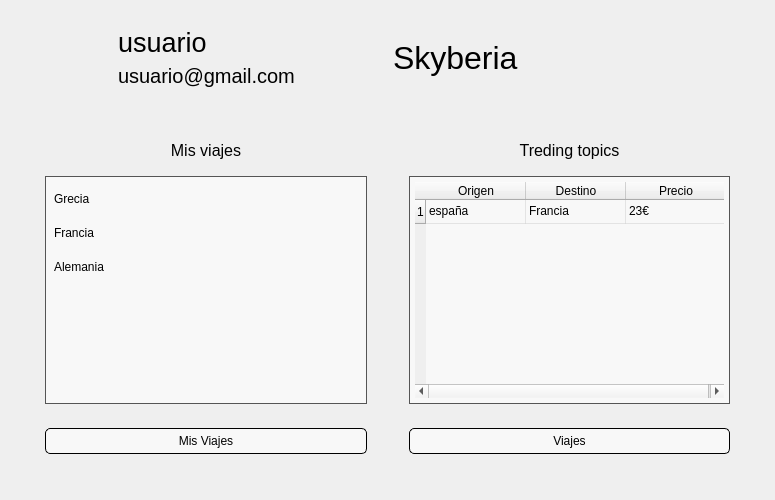
Qt form menu.ui (ilopjim13/PersistenciaDatos_PyQT) before a commit.
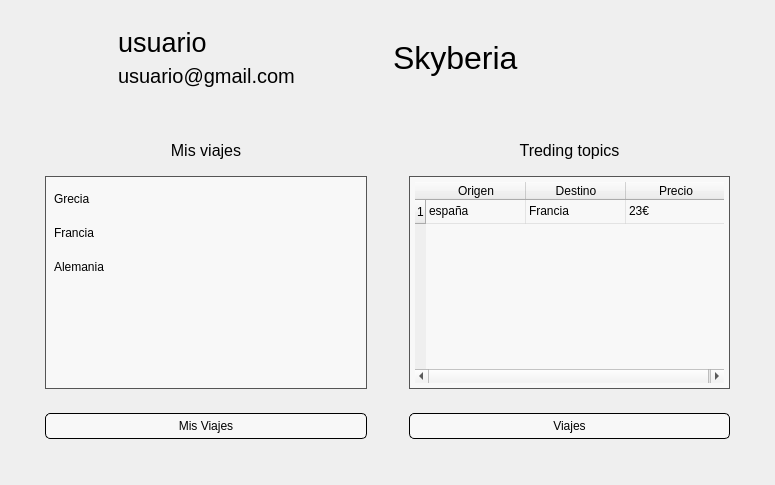
The same form after that commit. Icons and pictures are not drawn.

Diff of the .ui file:
```diff
--- a/menu.ui
+++ b/menu.ui
@@ -7,7 +7,7 @@
     <x>0</x>
     <y>0</y>
     <width>775</width>
-    <height>500</height>
+    <height>485</height>
    </rect>
   </property>
   <property name="minimumSize">
```
Left out of the diff: 32 changed lines with no effect on the pictures.
